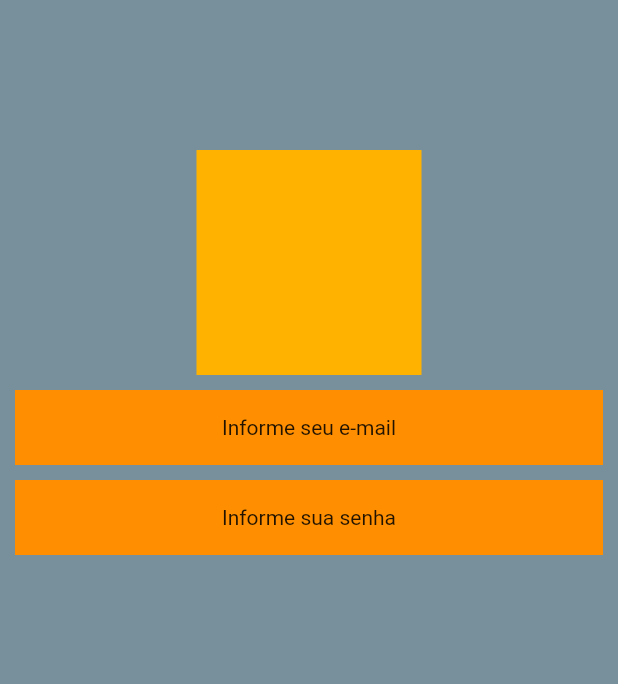
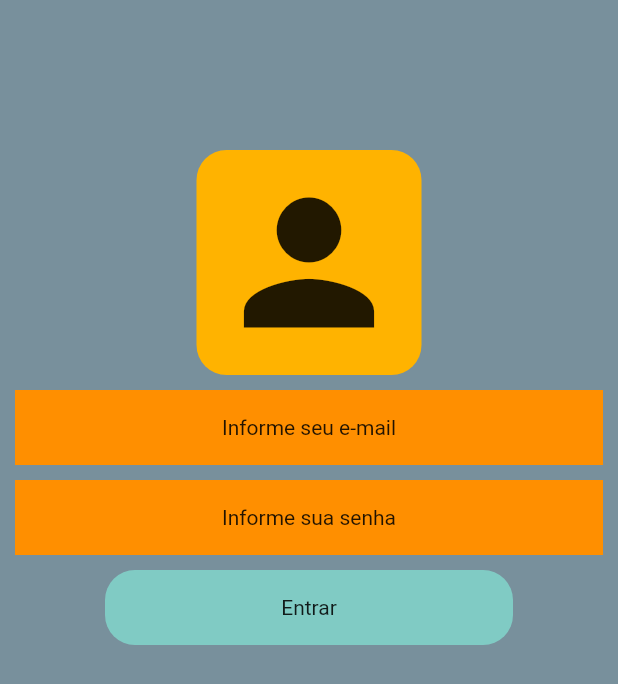
Before and after one commit to torressg/LearningFlutter, a Flutter app: the screen it shows after launch, on a phone screen of 412 x 824 dp. Shown: the top 684 px of the screen. Run offline on Flutter 3.47's test engine with Material 2 defaults, Android fonts, the phone set to English and light mode, and no system bars; our stand-ins replace google_fonts.

Commit message:
Upd loginpage

```diff
--- a/lib/pages/login_page.dart
+++ b/lib/pages/login_page.dart
@@ -24,21 +24,40 @@ class _LoginPageState extends State<LoginPage> {
               Container(
                 width: 150,
                 height: 150,
-                color: Colors.amber[600],
+                decoration: BoxDecoration(
+                  borderRadius: BorderRadius.circular(20),
+                  color: Colors.amber[600],
+                ),
+                child: const Icon(
+                  Icons.person,
+                  size: 130,
+                ),
               ),
               Container(
-                margin: EdgeInsets.symmetric(horizontal: 10, vertical: 10),
+                margin:
+                    const EdgeInsets.symmetric(horizontal: 10, vertical: 10),
                 color: Colors.amber[800],
                 alignment: Alignment.center,
                 height: 50,
                 child: const Text("Informe seu e-mail"),
               ),
               Container(
-                margin: EdgeInsets.symmetric(horizontal: 10),
+                margin: const EdgeInsets.symmetric(horizontal: 10),
                 color: Colors.amber[800],
                 alignment: Alignment.center,
                 height: 50,
                 child: const Text("Informe sua senha"),
+              ),
+              Container(
+                margin:
+                    const EdgeInsets.symmetric(horizontal: 70, vertical: 10),
+                decoration: BoxDecoration(
+                  borderRadius: BorderRadius.circular(20),
+                  color: Colors.teal[200],
+                ),
+                alignment: Alignment.center,
+                height: 50,
+                child: const Text("Entrar"),
               )
             ],
           ),
```
